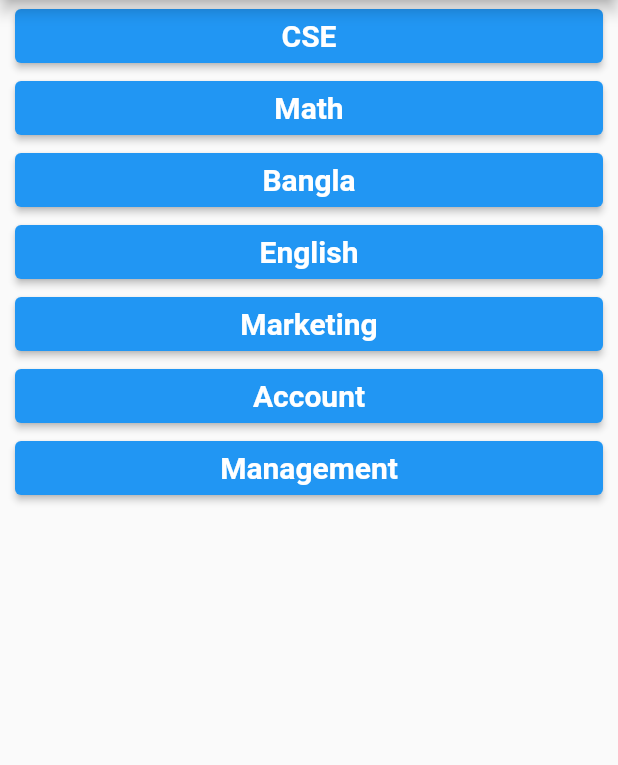
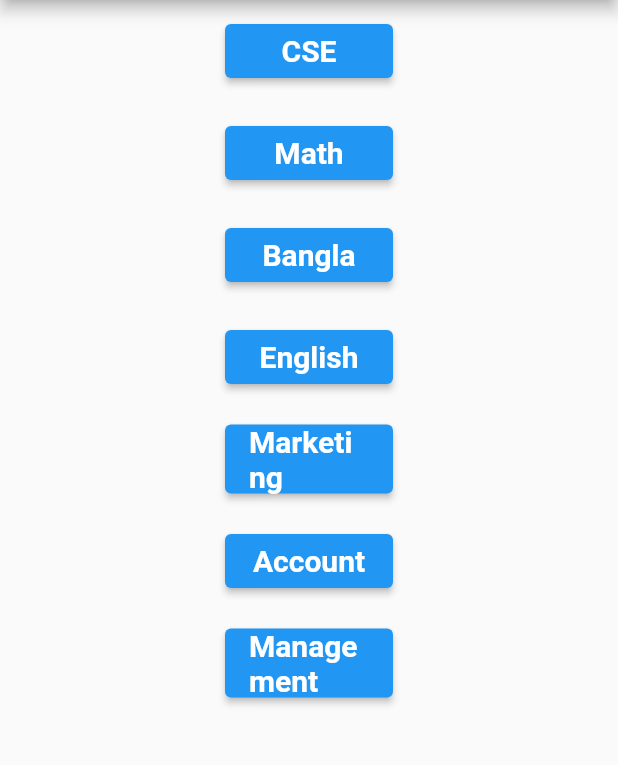
Before and after one commit to robiulsuni/PAIRA, a Flutter app: the DepartmentView screen opened by its route, on a phone screen of 412 x 824 dp, the part 84-849 px from its top. Run offline on Flutter 3.47's test engine with Material 2 defaults, Android fonts, the phone set to English and light mode, and no system bars; our stand-ins replace firebase_auth, firebase_core; accounts and stored records are empty.

Commit message:
department padding change

```diff
--- a/lib/screen/department.dart
+++ b/lib/screen/department.dart
@@ -22,7 +22,8 @@ class DepartmentView extends StatelessWidget {
           itemCount: deptList.length,
           itemBuilder: (context, index) {
             return Padding(
-              padding: const EdgeInsets.symmetric(horizontal: 10.0),
+              padding:
+                  const EdgeInsets.symmetric(horizontal: 150.0, vertical: 10.0),
               child: ElevatedButton(
                 onPressed: () {},
                 style: ElevatedButton.styleFrom(
```
